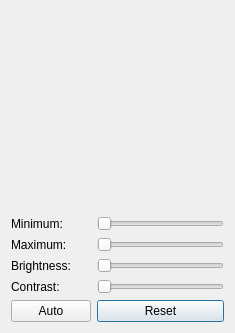
The window that hexrd/ui/resources/ui/brightness_contrast_editor.ui (HEXRD/hexrdgui) describes before a commit, drawn with Qt 5.
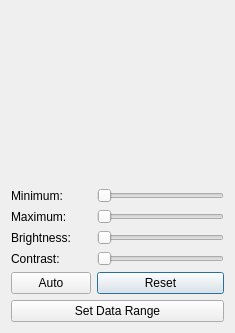
The same window after the commit.

Commit message:
Add ability to set data range in B&C editor
This modifies the range of the data in the B&C editor so that users
can "zoom in" on the most relevant region of data. Modifying the
data range affects:

1. The histogram at the top
2. The auto button's functionality
3. The values that the sliders are mapped to

```diff
--- a/hexrd/ui/resources/ui/brightness_contrast_editor.ui
+++ b/hexrd/ui/resources/ui/brightness_contrast_editor.ui
@@ -17,76 +17,72 @@
    </size>
   </property>
   <layout class="QGridLayout" name="gridLayout">
-   <item row="2" column="0">
+   <item row="8" column="1">
+    <widget class="QPushButton" name="reset">
+     <property name="text">
+      <string>Reset</string>
+     </property>
+    </widget>
+   </item>
+   <item row="3" column="0">
     <widget class="QLabel" name="minimum_label">
      <property name="text">
       <string>Minimum:</string>
      </property>
     </widget>
    </item>
+   <item row="0" column="0" colspan="2">
+    <layout class="QVBoxLayout" name="plot_layout"/>
+   </item>
+   <item row="5" column="1">
+    <widget class="QSlider" name="maximum">
+     <property name="orientation">
+      <enum>Qt::Horizontal</enum>
+     </property>
+    </widget>
+   </item>
    <item row="5" column="0">
-    <widget class="QLabel" name="brightness_label">
-     <property name="text">
-      <string>Brightness:</string>
-     </property>
-    </widget>
-   </item>
-   <item row="7" column="1">
-    <widget class="QPushButton" name="reset">
-     <property name="text">
-      <string>Reset</string>
-     </property>
-    </widget>
-   </item>
-   <item row="7" column="0">
-    <widget class="QPushButton" name="auto_button">
-     <property name="text">
-      <string>Auto</string>
-     </property>
-    </widget>
-   </item>
-   <item row="6" column="1">
-    <widget class="QSlider" name="contrast">
-     <property name="orientation">
-      <enum>Qt::Horizontal</enum>
-     </property>
-    </widget>
-   </item>
-   <item row="4" column="0">
     <widget class="QLabel" name="maximum_label">
      <property name="text">
       <string>Maximum:</string>
      </property>
     </widget>
    </item>
-   <item row="5" column="1">
+   <item row="1" column="1">
+    <widget class="QLabel" name="max_label">
+     <property name="text">
+      <string/>
+     </property>
+     <property name="alignment">
+      <set>Qt::AlignRight|Qt::AlignTop|Qt::AlignTrailing</set>
+     </property>
+    </widget>
+   </item>
+   <item row="6" column="1">
     <widget class="QSlider" name="brightness">
      <property name="orientation">
       <enum>Qt::Horizontal</enum>
      </property>
     </widget>
    </item>
-   <item row="6" column="0">
-    <widget class="QLabel" name="contrast_label">
+   <item row="8" column="0">
+    <widget class="QPushButton" name="auto_button">
      <property name="text">
-      <string>Contrast:</string>
+      <string>Auto</string>
      </property>
     </widget>
    </item>
-   <item row="2" column="1">
+   <item row="3" column="1">
     <widget class="QSlider" name="minimum">
      <property name="orientation">
       <enum>Qt::Horizontal</enum>
      </property>
     </widget>
    </item>
-   <item row="0" column="0" colspan="2">
-    <layout class="QVBoxLayout" name="plot_layout"/>
-   </item>
-   <item row="4" column="1">
-    <widget class="QSlider" name="maximum">
-     <property name="orientation">
-      <enum>Qt::Horizontal</enum>
+   <item row="6" column="0">
+    <widget class="QLabel" name="brightness_label">
+     <property name="text">
+      <string>Brightness:</string>
      </property>
     </widget>
    </item>
@@ -100,13 +96,24 @@
      </property>
     </widget>
    </item>
-   <item row="1" column="1">
-    <widget class="QLabel" name="max_label">
+   <item row="7" column="0">
+    <widget class="QLabel" name="contrast_label">
      <property name="text">
-      <string/>
+      <string>Contrast:</string>
      </property>
-     <property name="alignment">
-      <set>Qt::AlignRight|Qt::AlignTop|Qt::AlignTrailing</set>
+    </widget>
+   </item>
+   <item row="7" column="1">
+    <widget class="QSlider" name="contrast">
+     <property name="orientation">
+      <enum>Qt::Horizontal</enum>
+     </property>
+    </widget>
+   </item>
+   <item row="9" column="0" colspan="2">
+    <widget class="QPushButton" name="set_data_range">
+     <property name="text">
+      <string>Set Data Range</string>
      </property>
     </widget>
    </item>
```
Left out of the diff: 8 changed lines with no effect on the pictures. The commit also changes 3 other files.
